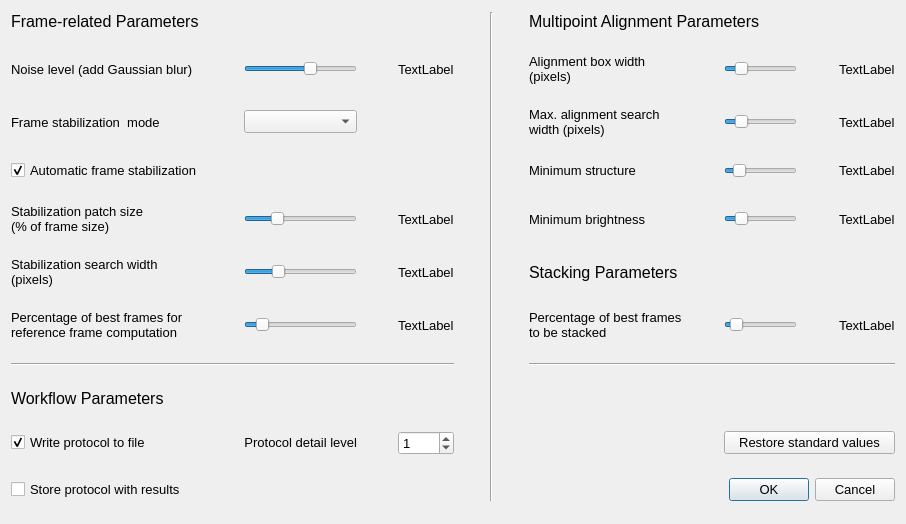
Before: the Qt Designer form Source/parameter_configuration.ui in Rolf-Hempel/PlanetarySystemStacker, drawn with Qt 5.
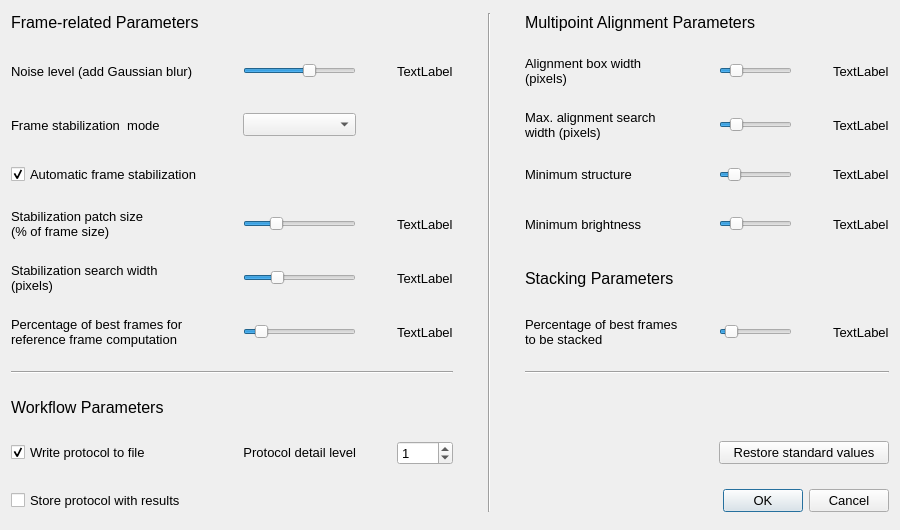
After: the same form once the commit is applied.

```diff
--- a/Source/parameter_configuration.ui
+++ b/Source/parameter_configuration.ui
@@ -6,8 +6,8 @@
    <rect>
     <x>0</x>
     <y>0</y>
-    <width>906</width>
-    <height>524</height>
+    <width>900</width>
+    <height>530</height>
    </rect>
   </property>
   <property name="font">
```
Left out of the diff: 9 changed lines with no effect on the pictures.
